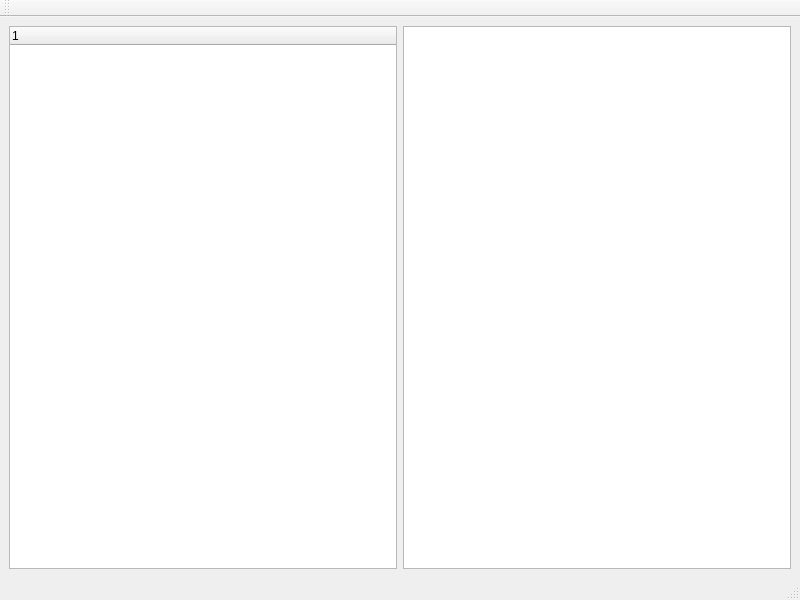
This is src/frontends/qt/interfaces/manage.ui in nerdynick/loxodo as Qt 5 draws it before an edit. The edited form follows.
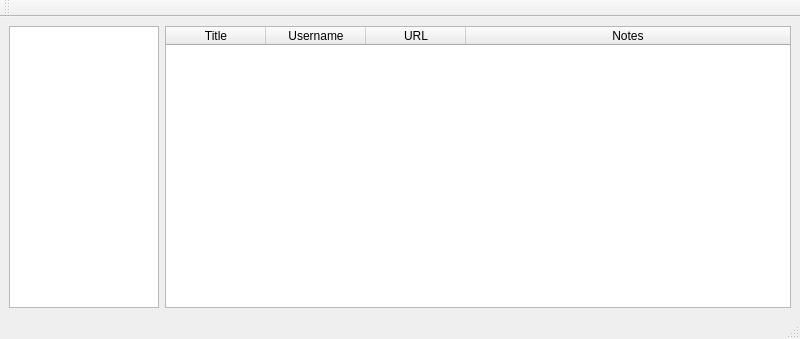
This is the edited form.

Commit message: Vault Open Dialog, and Manage Dialog

```diff
--- a/src/frontends/qt/interfaces/manage.ui
+++ b/src/frontends/qt/interfaces/manage.ui
@@ -7,7 +7,7 @@
     <x>0</x>
     <y>0</y>
     <width>800</width>
-    <height>600</height>
+    <height>339</height>
    </rect>
   </property>
   <property name="windowTitle">
@@ -18,16 +18,47 @@
     <item>
      <layout class="QHBoxLayout" name="horizontalLayout">
       <item>
-       <widget class="QTreeWidget" name="treeWidget">
-        <column>
-         <property name="text">
-          <string notr="true">1</string>
-         </property>
-        </column>
+       <widget class="QListWidget" name="lsGroups">
+        <property name="maximumSize">
+         <size>
+          <width>150</width>
+          <height>16777215</height>
+         </size>
+        </property>
        </widget>
       </item>
       <item>
-       <widget class="QListWidget" name="listWidget"/>
+       <widget class="QTableWidget" name="tbPasswords">
+        <property name="editTriggers">
+         <set>QAbstractItemView::NoEditTriggers</set>
+        </property>
+        <property name="sortingEnabled">
+         <bool>true</bool>
+        </property>
+        <attribute name="horizontalHeaderStretchLastSection">
+         <bool>true</bool>
+        </attribute>
+        <column>
+         <property name="text">
+          <string>Title</string>
+         </property>
+        </column>
+        <column>
+         <property name="text">
+          <string>Username</string>
+         </property>
+        </column>
+        <column>
+         <property name="text">
+          <string>URL</string>
+         </property>
+        </column>
+        <column>
+         <property name="text">
+          <string>Notes</string>
+         </property>
+        </column>
+       </widget>
       </item>
      </layout>
     </item>
```
Left out of the diff: 4 changed lines with no effect on the pictures. The commit also changes 4 other files.
